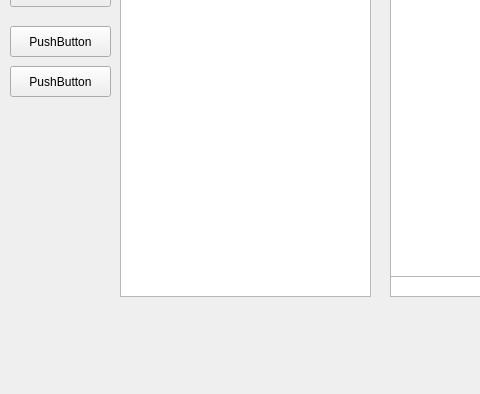
Hiiroyuuki/AIFM, file form.ui: the form before one commit; both pictures show x 0 to 480 and y 383 to 777 of the 1325 by 777 pixel window.
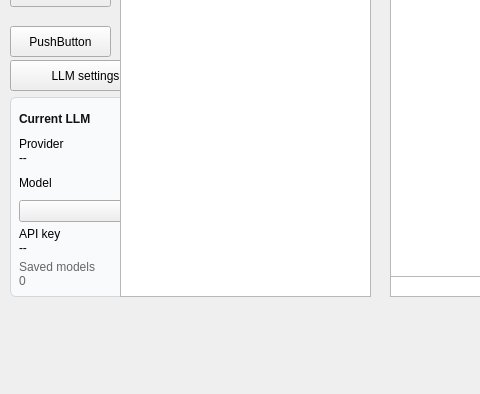
The form after the commit.

Commit message: add llm model display add llm model selection !not rebuild the structure!

Patch:
```diff
--- a/form.ui
+++ b/form.ui
@@ -96,15 +96,121 @@
     <property name="geometry">
      <rect>
       <x>10</x>
-      <y>430</y>
-      <width>101</width>
+      <y>424</y>
+      <width>151</width>
       <height>31</height>
      </rect>
     </property>
     <property name="text">
-     <string>PushButton</string>
+     <string>LLM settings</string>
     </property>
    </widget>
+   <widget class="QFrame" name="llmInfoPanel">
+    <property name="geometry">
+     <rect>
+      <x>10</x>
+      <y>461</y>
+      <width>151</width>
+      <height>200</height>
+     </rect>
+    </property>
+    <property name="styleSheet">
+     <string notr="true">QFrame#llmInfoPanel {
+    background-color: #f8fafc;
+    border: 1px solid #d0d7de;
+    border-radius: 6px;
+}
+
+QLabel#llmInfoTitle {
+    color: #111111;
+}
+
+QLabel#llmSelectionPlaceholderLabel {
+    color: #666666;
+}</string>
+    </property>
+    <property name="frameShape">
+     <enum>QFrame::StyledPanel</enum>
+    </property>
+    <property name="frameShadow">
+     <enum>QFrame::Plain</enum>
+    </property>
+    <layout class="QVBoxLayout" name="llmInfoLayout">
+     <property name="leftMargin">
+      <number>8</number>
+     </property>
+     <property name="topMargin">
+      <number>8</number>
+     </property>
+     <property name="rightMargin">
+      <number>8</number>
+     </property>
+     <property name="bottomMargin">
+      <number>8</number>
+     </property>
+     <property name="spacing">
+      <number>5</number>
+     </property>
+     <item>
+      <widget class="QLabel" name="llmInfoTitle">
+       <property name="font">
+        <font>
+         <bold>true</bold>
+        </font>
+       </property>
+       <property name="text">
+        <string>Current LLM</string>
+       </property>
+      </widget>
+     </item>
+     <item>
+     <widget class="QLabel" name="llmProviderLabel">
+      <property name="text">
+       <string>Provider
+--</string>
+      </property>
+      <property name="wordWrap">
+       <bool>true</bool>
+       </property>
+      </widget>
+     </item>
+     <item>
+     <widget class="QLabel" name="llmModelLabel">
+      <property name="text">
+       <string>Model</string>
+      </property>
+      <property name="wordWrap">
+       <bool>true</bool>
+       </property>
+      </widget>
+     </item>
+     <item>
+      <widget class="QComboBox" name="llmModelComboBox"/>
+     </item>
+     <item>
+     <widget class="QLabel" name="llmApiKeyLabel">
+      <property name="text">
+       <string>API key
+--</string>
+      </property>
+      <property name="wordWrap">
+       <bool>true</bool>
+       </property>
+      </widget>
+     </item>
+     <item>
+     <widget class="QLabel" name="llmSelectionPlaceholderLabel">
+     <property name="text">
+       <string>Saved models
+0</string>
+      </property>
+      <property name="wordWrap">
+       <bool>true</bool>
+       </property>
+      </widget>
+     </item>
+    </layout>
+   </widget>
    <widget class="QTreeView" name="treeView">
     <property name="geometry">
      <rect>
```
Left out of the diff: 2 changed lines with no effect on the pictures. The commit also changes 4 other files.
